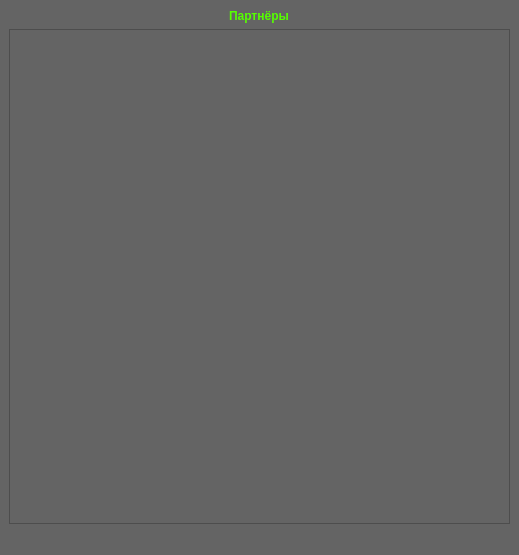
First picture: the form in ui/partners.ui, repository mrfrend/master_pol, before the edit.
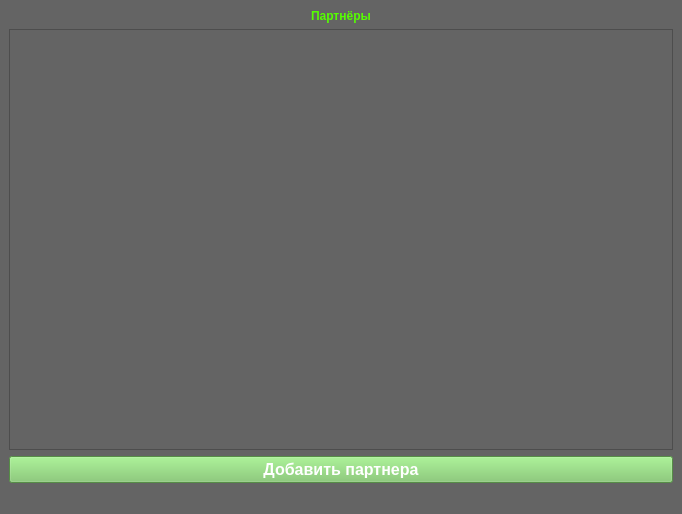
Second picture: the form after the edit.

Commit message: Добавили редактирвоание и кнопку добавления партнера

The edit to the form file:
```diff
--- a/ui/partners.ui
+++ b/ui/partners.ui
@@ -6,8 +6,8 @@
    <rect>
     <x>0</x>
     <y>0</y>
-    <width>519</width>
-    <height>555</height>
+    <width>682</width>
+    <height>514</height>
    </rect>
   </property>
   <property name="windowTitle">
@@ -42,8 +42,8 @@
           <rect>
            <x>0</x>
            <y>0</y>
-           <width>497</width>
-           <height>463</height>
+           <width>656</width>
+           <height>362</height>
           </rect>
          </property>
          <layout class="QVBoxLayout" name="verticalLayout_2"/>
@@ -52,6 +52,169 @@
       </item>
      </layout>
     </item>
+    <item>
+     <widget class="QPushButton" name="AutoButton">
+      <property name="palette">
+       <palette>
+        <active>
+         <colorrole role="Button">
+          <brush brushstyle="SolidPattern">
+           <color alpha="255">
+            <red>121</red>
+            <green>197</green>
+            <blue>100</blue>
+           </color>
+          </brush>
+         </colorrole>
+         <colorrole role="Text">
+          <brush brushstyle="SolidPattern">
+           <color alpha="255">
+            <red>255</red>
+            <green>255</green>
+            <blue>255</blue>
+           </color>
+          </brush>
+         </colorrole>
+         <colorrole role="ButtonText">
+          <brush brushstyle="SolidPattern">
+           <color alpha="255">
+            <red>255</red>
+            <green>255</green>
+            <blue>255</blue>
+           </color>
+          </brush>
+         </colorrole>
+         <colorrole role="Base">
+          <brush brushstyle="SolidPattern">
+           <color alpha="255">
+            <red>121</red>
+            <green>197</green>
+            <blue>100</blue>
+           </color>
+          </brush>
+         </colorrole>
+         <colorrole role="Window">
+          <brush brushstyle="SolidPattern">
+           <color alpha="255">
+            <red>121</red>
+            <green>197</green>
+            <blue>100</blue>
+           </color>
+          </brush>
+         </colorrole>
+        </active>
+        <inactive>
+         <colorrole role="Button">
+          <brush brushstyle="SolidPattern">
+           <color alpha="255">
+            <red>121</red>
+            <green>197</green>
+            <blue>100</blue>
+           </color>
+          </brush>
+         </colorrole>
+         <colorrole role="Text">
+          <brush brushstyle="SolidPattern">
+           <color alpha="255">
+            <red>255</red>
+            <green>255</green>
+            <blue>255</blue>
+           </color>
+          </brush>
+         </colorrole>
+         <colorrole role="ButtonText">
+          <brush brushstyle="SolidPattern">
+           <color alpha="255">
+            <red>255</red>
+            <green>255</green>
+            <blue>255</blue>
+           </color>
+          </brush>
+         </colorrole>
+         <colorrole role="Base">
+          <brush brushstyle="SolidPattern">
+           <color alpha="255">
+            <red>121</red>
+            <green>197</green>
+            <blue>100</blue>
+           </color>
+          </brush>
+         </colorrole>
+         <colorrole role="Window">
+          <brush brushstyle="SolidPattern">
+           <color alpha="255">
+            <red>121</red>
+            <green>197</green>
+            <blue>100</blue>
+           </color>
+          </brush>
+         </colorrole>
+        </inactive>
+        <disabled>
+         <colorrole role="Button">
+          <brush brushstyle="SolidPattern">
+           <color alpha="255">
+            <red>121</red>
+            <green>197</green>
+            <blue>100</blue>
+           </color>
+          </brush>
+         </colorrole>
+         <colorrole role="Text">
+          <brush brushstyle="SolidPattern">
+           <color alpha="255">
+            <red>120</red>
+            <green>120</green>
+            <blue>120</blue>
+           </color>
+          </brush>
+         </colorrole>
+         <colorrole role="ButtonText">
+          <brush brushstyle="SolidPattern">
+           <color alpha="255">
+            <red>120</red>
+            <green>120</green>
+            <blue>120</blue>
+           </color>
+          </brush>
+         </colorrole>
+         <colorrole role="Base">
+          <brush brushstyle="SolidPattern">
+           <color alpha="255">
+            <red>121</red>
+            <green>197</green>
+            <blue>100</blue>
+           </color>
+          </brush>
+         </colorrole>
+         <colorrole role="Window">
+          <brush brushstyle="SolidPattern">
+           <color alpha="255">
+            <red>121</red>
+            <green>197</green>
+            <blue>100</blue>
+           </color>
+          </brush>
+         </colorrole>
+        </disabled>
+       </palette>
+      </property>
+      <property name="font">
+       <font>
+        <family>MS Shell Dlg 2</family>
+        <pointsize>12</pointsize>
+        <weight>75</weight>
+        <bold>true</bold>
+       </font>
+      </property>
+      <property name="styleSheet">
+       <string notr="true">background-color: rgb(121, 197, 100);</string>
+      </property>
+      <property name="text">
+       <string>Добавить партнера</string>
+      </property>
+     </widget>
+    </item>
    </layout>
   </widget>
   <widget class="QMenuBar" name="menubar">
```
Left out of the diff: 4 changed lines with no effect on the pictures. The commit also changes 8 other files.
